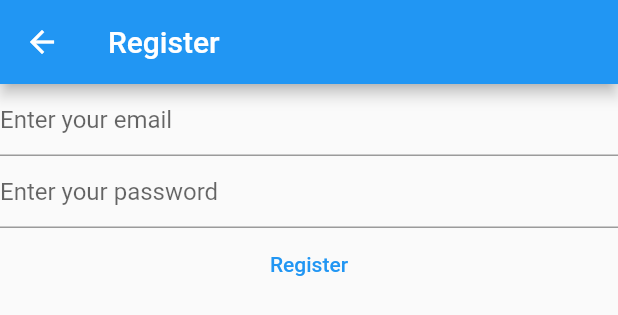
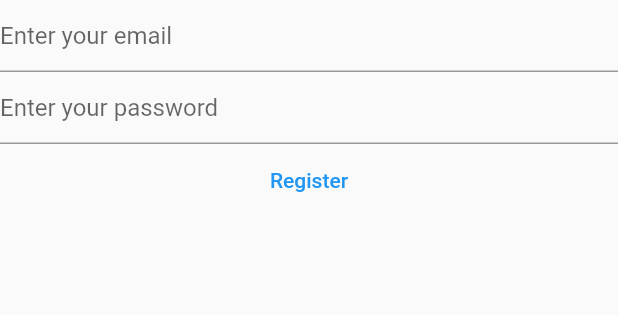
Before and after one commit to d3vluqman/personal_notes, a Flutter app: the RegisterView widget shown alone on an empty page, opened directly, on a phone screen of 412 x 824 dp. Shown: the top 315 px of the screen. Run offline on Flutter 3.47's test engine with Material 2 defaults, Android fonts, the light colour scheme and no system bars; our stand-ins replace firebase_auth, firebase_core; accounts and stored records are empty; network calls fail.

Commit message:
Remove Scaffold
remove Scaffold and return page content(Column) in login_view and register_view

```diff
--- a/lib/views/register_view.dart
+++ b/lib/views/register_view.dart
@@ -1,7 +1,5 @@
 import 'package:firebase_auth/firebase_auth.dart';
-import 'package:firebase_core/firebase_core.dart';
 import 'package:flutter/material.dart';
-import '../firebase_options.dart';
 
 class RegisterView extends StatefulWidget {
   const RegisterView({super.key});
@@ -30,17 +28,6 @@ class _RegisterViewState extends State<RegisterView> {
 
   @override
   Widget build(BuildContext context) {
-    return Scaffold(
-      appBar: AppBar(
-        title: const Text("Register"),
-      ),
-      body: FutureBuilder(
-        future: Firebase.initializeApp(
-          options: DefaultFirebaseOptions.currentPlatform,
-        ),
-        builder: (context, snapshot) {
-          switch (snapshot.connectionState) {
-            case ConnectionState.done:
     return Column(
       children: [
         TextField(
@@ -66,8 +53,8 @@ class _RegisterViewState extends State<RegisterView> {
             final email = _email.text;
             final password = _password.text;
             try {
-                        final userCredential = await FirebaseAuth.instance
-                            .createUserWithEmailAndPassword(
+              final userCredential =
+                  await FirebaseAuth.instance.createUserWithEmailAndPassword(
                 email: email,
                 password: password,
               );
@@ -76,8 +63,7 @@ class _RegisterViewState extends State<RegisterView> {
               if (e.code == "weak-password") {
                 print("enter a strong password");
               } else if (e.code == "email-already-in-use") {
-                          print(
-                              "This email is registered with another account");
+                print("This email is registered with another account");
               } else if (e.code == "invalid-email") {
                 print("invalid email address");
               }
@@ -87,11 +73,5 @@ class _RegisterViewState extends State<RegisterView> {
         ),
       ],
     );
-            default:
-              return const Text("loading...");
-          }
-        },
-      ),
-    );
   }
 }
```
Also changed, not shown: lib/views/login_view.dart (+2 -21 lines). Lines whose indentation alone changed are shown as unchanged.
